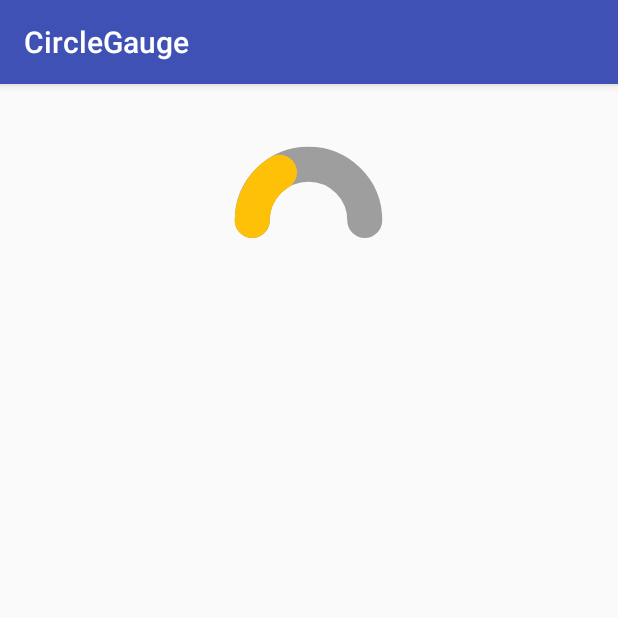
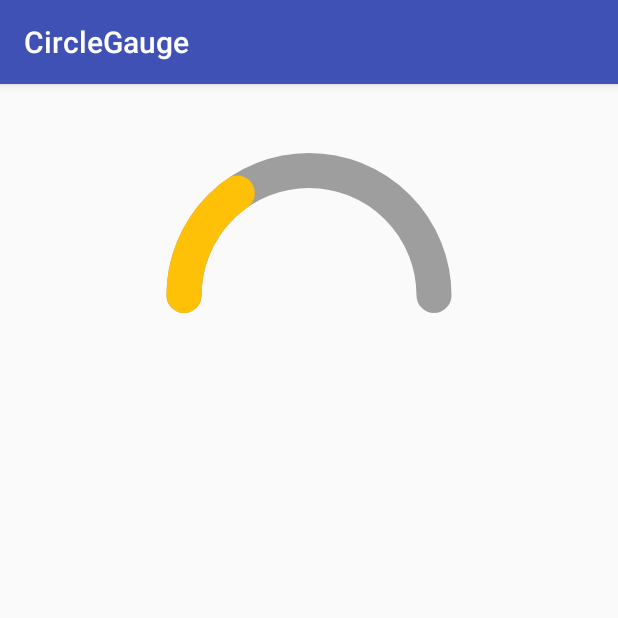
Before and after one commit to TheRadikalStyle/CircleGauge, an Android app: the screen it shows after launch (MainActivity), on a phone screen of 412 x 824 dp, the top half of it. Run offline under Robolectric (Android 15) with nearby library versions, the phone set to English and light mode, and no system bars.

Commit message:
Cleaning code

```diff
--- a/app/src/main/res/layout/activity_main.xml
+++ b/app/src/main/res/layout/activity_main.xml
@@ -13,8 +13,8 @@
 
 <tk.theradikalsoftware.trcirclegauge.CircleGaugeView
     android:id="@+id/circleGauge"
-    android:layout_width="150dp"
-    android:layout_height="150dp"
+    android:layout_width="fill_parent"
+    android:layout_height="250dp"
     app:trcgBgColor="#9E9E9E"
     app:trcgSweepColor="#FF5722"
     android:layout_centerHorizontal="true" />
--- a/trcirclegauge/src/main/java/tk/theradikalsoftware/trcirclegauge/CircleGaugeView.java
+++ b/trcirclegauge/src/main/java/tk/theradikalsoftware/trcirclegauge/CircleGaugeView.java
@@ -5,12 +5,9 @@ import android.content.res.TypedArray;
 import android.graphics.Canvas;
 import android.graphics.Color;
 import android.graphics.Paint;
-import android.graphics.PorterDuff;
-import android.graphics.PorterDuffXfermode;
 import android.graphics.RectF;
 import android.support.v4.content.ContextCompat;
 import android.util.AttributeSet;
-import android.util.Log;
 import android.view.View;
 
 public class CircleGaugeView extends View {
@@ -37,6 +34,7 @@ public class CircleGaugeView extends View {
         super(context, attrs);
         init(attrs, 0);
 
+        //Load attributes
         TypedArray a = context.obtainStyledAttributes(attrs, R.styleable.CircleGaugeView, 0, 0);
 
         w = a.getFloat(R.styleable.CircleGaugeView_trcgWidth, 0);
@@ -49,7 +47,7 @@ public class CircleGaugeView extends View {
 
 
     private void init(AttributeSet attrs, int defStyle) {
-        // Load attributes or initialize variables
+        // LInitialize variables
         paintArc = new Paint();
         paintText = new Paint();
         paintCircle = new Paint();
@@ -91,16 +89,14 @@ public class CircleGaugeView extends View {
 
         oval.set(left, top, right, bottom);
 
-        //this is the background arc, it remains constant
-        canvas.drawArc(oval, 180, 180, false, paintArc);
+        canvas.drawArc(oval, 180, 180, false, paintArc); //ARC background
 
 
         //LOAD BACKGROUND COLOR
         paintArc.setStrokeWidth(sweepStroke);
         paintArc.setStrokeCap(Paint.Cap.ROUND);
         paintArc.setColor(sweepColor);
-        //this is the red arc whichhas its sweep argument manipulated by on touch
-        canvas.drawArc(oval, 180, sweep, false, paintArc);
+        canvas.drawArc(oval, 180, sweep, false, paintArc); //ARC progress background
         //endregion
 
         //region CIRCLE CODE
@@ -124,9 +120,6 @@ public class CircleGaugeView extends View {
         //paintText.setTextSize(25);
         //canvas.drawText("$"+ GetValue(), w/2, h/2, paintText);
         //endregion
-
-        //Log.d("Canvas", "Ancho: " + w + " Alto: " + h);
-        //canvas.drawColor(Color.parseColor("#ffffff"), PorterDuff.Mode.CLEAR);
     }
 
     public void SetSweetColor(String color){
```
